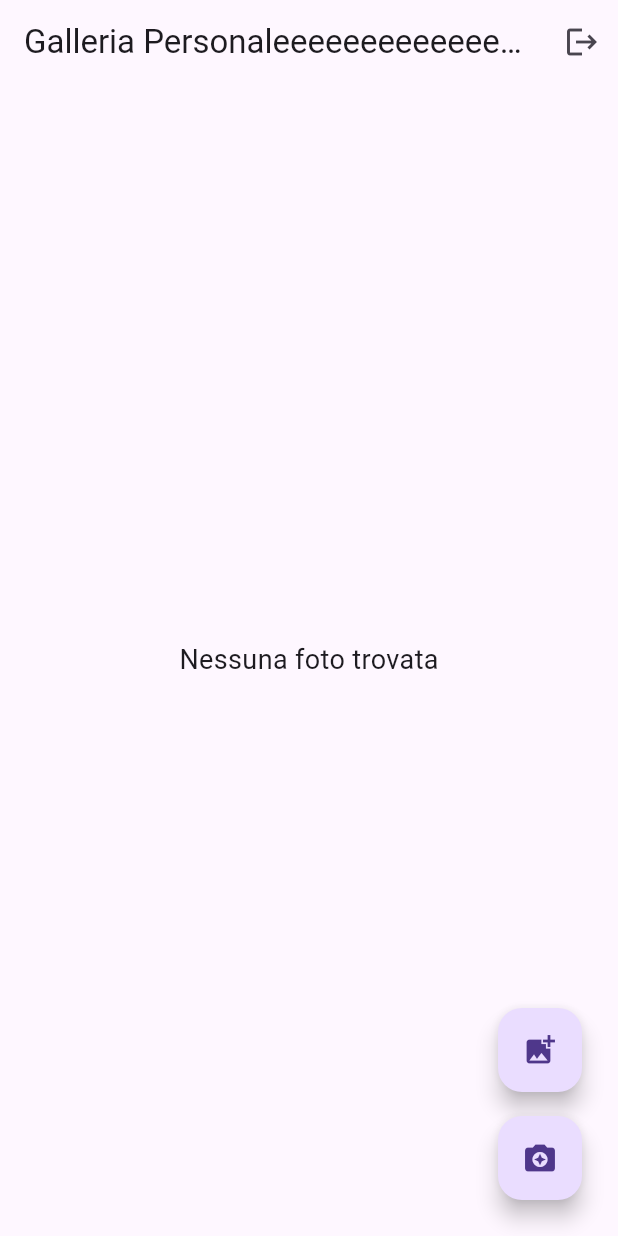
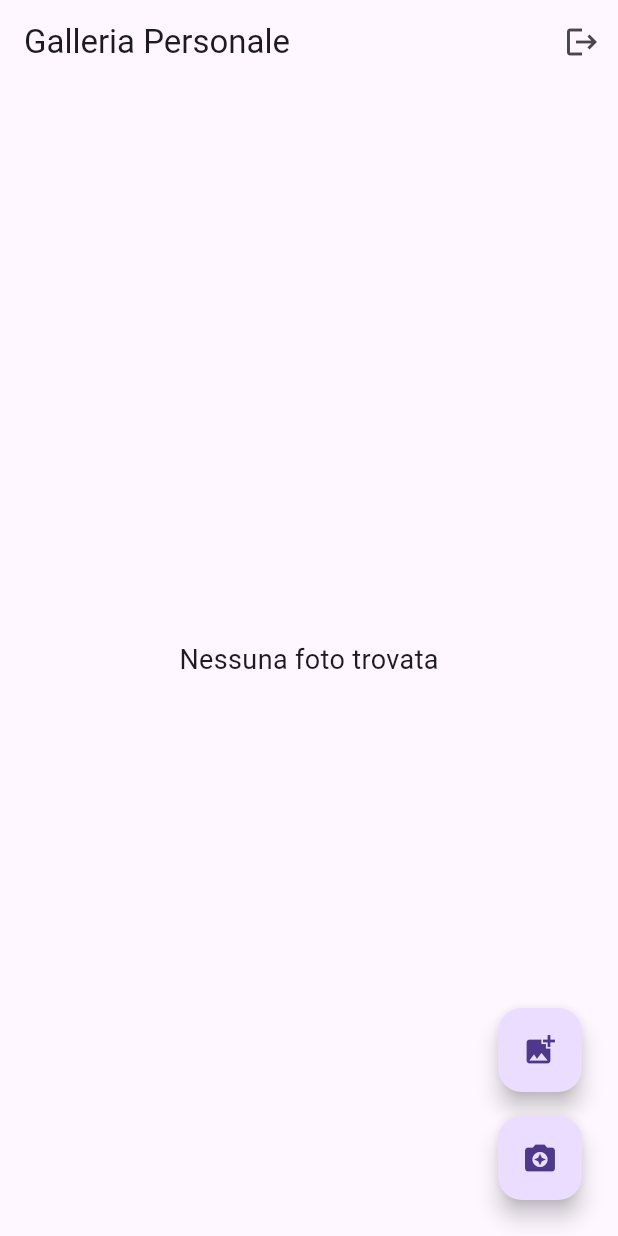
Before and after one commit to fragarray/galleria, a Flutter app: the screen it shows once a user with an empty profile is signed in, on a phone screen of 412 x 824 dp. Run offline on Flutter 3.47's test engine with Material 3 defaults, Android fonts, the phone set to English and light mode, and no system bars; our stand-ins replace image_picker, share_plus, supabase_flutter; accounts and stored records are empty.

Commit message:
Fix title text and improve formatting in UserPage

```diff
--- a/lib/userPage.dart
+++ b/lib/userPage.dart
@@ -130,7 +130,7 @@ class _UserPageState extends State<UserPage> {
   Widget build(BuildContext context) {
     return Scaffold(
       appBar: AppBar(
-        title: const Text('Galleria Personaleeeeeeeeeeeeeeee'),
+        title: const Text('Galleria Personale'),
         actions: [
           IconButton(
             icon: const Icon(Icons.logout),
@@ -163,8 +163,10 @@ class _UserPageState extends State<UserPage> {
                       size: 48,
                     ),
                     const SizedBox(height: 16),
-                    const Text('Errore nel caricamento dell\'immagine',
-                        style: TextStyle(fontSize: 18)),
+                    const Text(
+                      'Errore nel caricamento dell\'immagine',
+                      style: TextStyle(fontSize: 18),
+                    ),
                     const SizedBox(height: 16),
                     ElevatedButton(
                       onPressed: _refreshPhotos,
```
